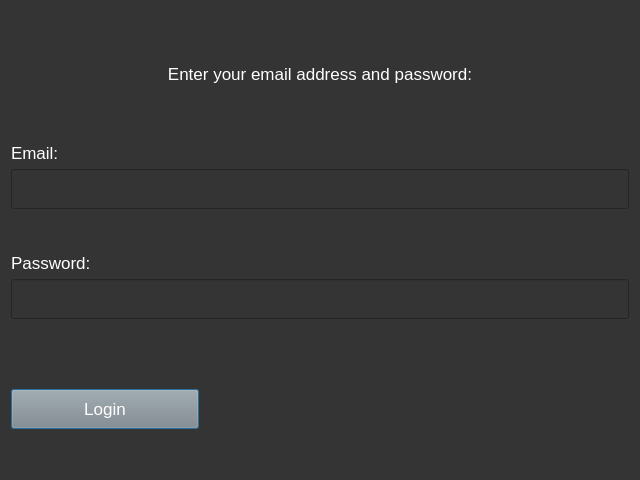
Old version of the form Application/Resources/interfaces/client_login_form.ui in the repository MateuszPason/Cruise_trips.
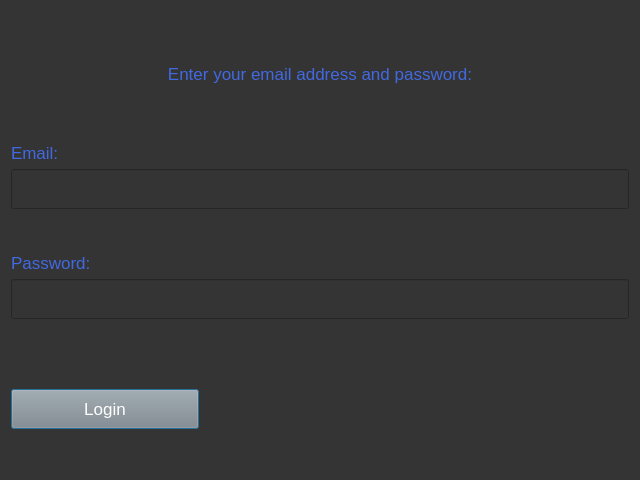
New version of the form.

Commit message: Unification colors on different interfaces

Patch:
```diff
--- a/Application/Resources/interfaces/client_login_form.ui
+++ b/Application/Resources/interfaces/client_login_form.ui
@@ -39,7 +39,7 @@
 
 QLabel {
 font-size: 13pt;
-color: #FFFFFF;
+color: #4169E1;
 }</string>
   </property>
   <layout class="QVBoxLayout" name="verticalLayout">
```
The commit also changes 7 other files.
